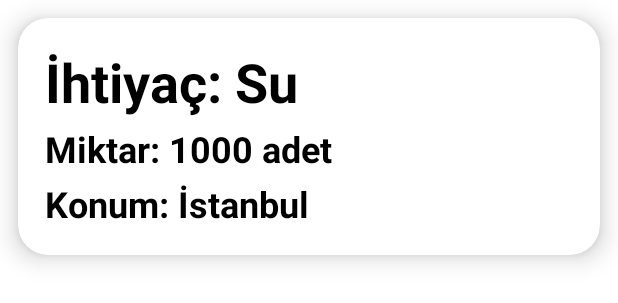
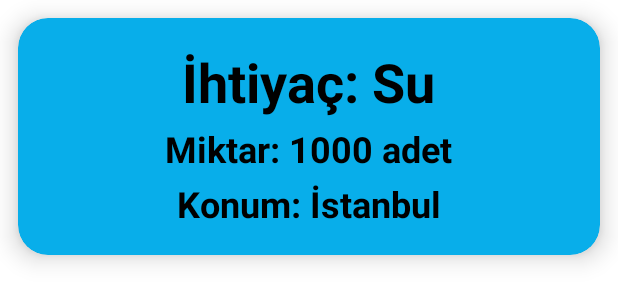
Before and after one commit to talhadengiz/tomurcuk, an Android app: the layout item_requirement.xml on its own in the app's theme, with its tools: preview values and no code run, on a phone screen of 412 x 824 dp. Shown: the top 303 px of the screen. Run offline under Robolectric (Android 15) with nearby library versions, the phone set to English and light mode, and no system bars.

Commit message:
Item UI edited.

```diff
--- a/app/src/main/res/drawable/button_bg.xml
+++ b/app/src/main/res/drawable/button_bg.xml
@@ -1,8 +1,8 @@
 <?xml version="1.0" encoding="utf-8"?>
 <shape xmlns:android="http://schemas.android.com/apk/res/android">
     android:shape="rectangle">
-    <gradient android:startColor="#2AF598"
-        android:endColor="#08AEEA"
+    <gradient android:startColor="@color/green"
+        android:endColor="@color/blue"
         android:angle="270" />
     <corners android:radius="3dp" />
 </shape>
--- a/app/src/main/res/layout/item_requirement.xml
+++ b/app/src/main/res/layout/item_requirement.xml
@@ -9,17 +9,19 @@
     android:layout_width="match_parent"
     android:layout_height="wrap_content"
     android:layout_margin="@dimen/dimen_12"
+    app:cardBackgroundColor="@color/blue"
     android:orientation="vertical">
 
     <LinearLayout
         android:layout_width="match_parent"
         android:layout_height="match_parent"
         android:padding="@dimen/dimen_16"
+        android:gravity="center"
         android:orientation="vertical">
 
         <TextView
             android:id="@+id/tv_title"
-            android:layout_width="match_parent"
+            android:layout_width="wrap_content"
             android:layout_height="wrap_content"
             android:padding="@dimen/dimen_2"
             android:textColor="@color/black"
--- a/app/src/main/res/values/colors.xml
+++ b/app/src/main/res/values/colors.xml
@@ -7,4 +7,6 @@
     <color name="teal_700">#FF018786</color>
     <color name="black">#FF000000</color>
     <color name="white">#FFFFFFFF</color>
+    <color name="blue">#08AEEA</color>
+    <color name="green">#2AF598</color>
 </resources>
```
